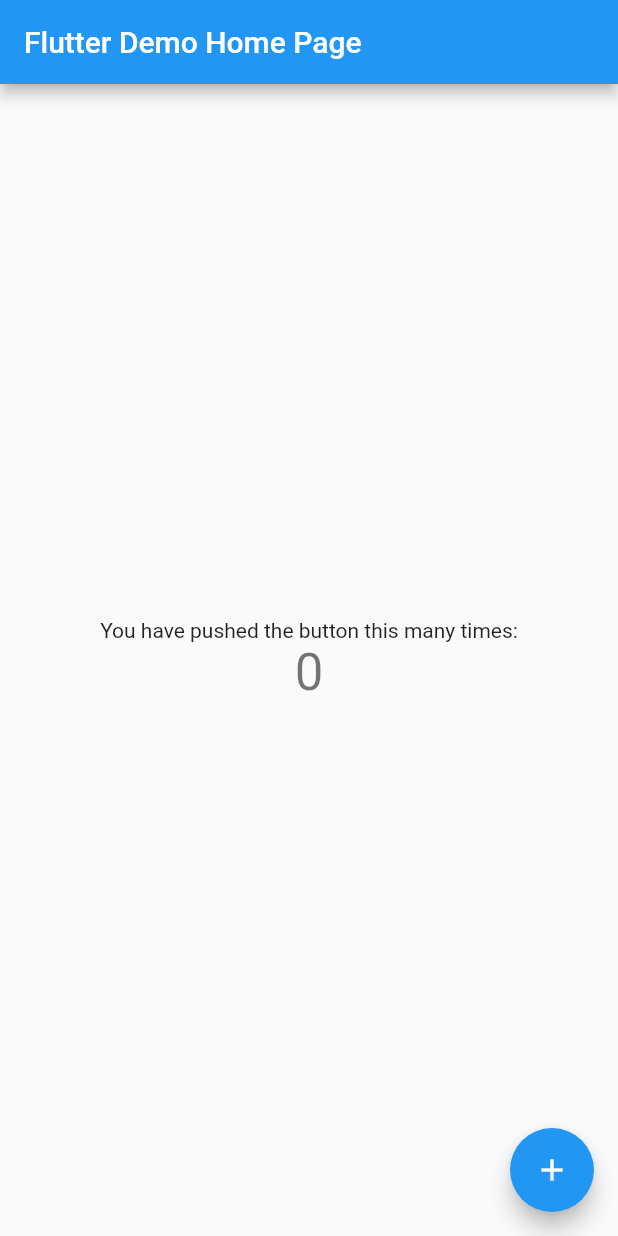
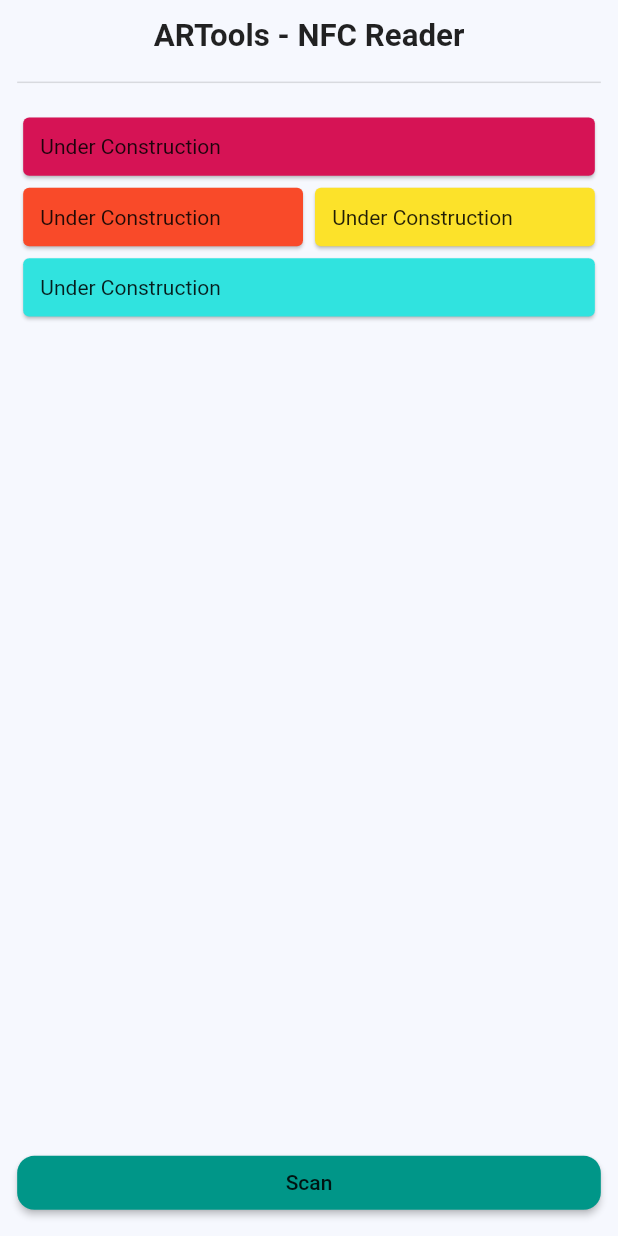
Before and after one commit to arifana-dev/GetX-NFC-Reader, a Flutter app: the screen it shows after launch, on a phone screen of 412 x 824 dp. Run offline on Flutter 3.47's test engine with Material 2 defaults, Android fonts, the phone set to English and light mode, and no system bars; our stand-ins replace flutter_screenutil, get.

Commit message:
Update home UI

```diff
--- a/analysis_options.yaml
+++ b/analysis_options.yaml
@@ -1,29 +1,23 @@
-# This file configures the analyzer, which statically analyzes Dart code to
-# check for errors, warnings, and lints.
-#
-# The issues identified by the analyzer are surfaced in the UI of Dart-enabled
-# IDEs (https://dart.dev/tools#ides-and-editors). The analyzer can also be
-# invoked from the command line by running `flutter analyze`.
-
-# The following line activates a set of recommended lints for Flutter apps,
-# packages, and plugins designed to encourage good coding practices.
 include: package:flutter_lints/flutter.yaml
 
+analyzer:
+  errors:
+    todo: ignore
+    invalid_annotation_target: ignore
+
 linter:
-  # The lint rules applied to this project can be customized in the
-  # section below to disable rules from the `package:flutter_lints/flutter.yaml`
-  # included above or to enable additional rules. A list of all available lints
-  # and their documentation is published at
-  # https://dart-lang.github.io/linter/lints/index.html.
-  #
-  # Instead of disabling a lint rule for the entire project in the
-  # section below, it can also be suppressed for a single line of code
-  # or a specific dart file by using the `// ignore: name_of_lint` and
-  # `// ignore_for_file: name_of_lint` syntax on the line or in the file
-  # producing the lint.
   rules:
-    # avoid_print: false  # Uncomment to disable the `avoid_print` rule
-    # prefer_single_quotes: true  # Uncomment to enable the `prefer_single_quotes` rule
-
-# Additional information about this file can be found at
-# https://dart.dev/guides/language/analysis-options
+    file_names: false
+    flutter_style_todos: true
+    prefer_single_quotes: true
+    ignore_for_file: file_names
+    sort_pub_dependencies: false
+    require_trailing_commas: false
+    prefer_const_constructors: true
+    sort_child_properties_last: true
+    noop_primitive_operations: false
+    always_declare_return_types: true
+    depend_on_referenced_packages: false
+    use_setters_to_change_properties: false
+    avoid_classes_with_only_static_members: false
+    avoid_function_literals_in_foreach_calls: false
--- /dev/null
+++ b/lib/application/app.dart
@@ -0,0 +1,27 @@
+import 'package:flutter/material.dart';
+import 'package:flutter_screenutil/flutter_screenutil.dart';
+import 'package:get/get.dart';
+
+import 'app.routes.dart';
+import 'constants/app_text.dart';
+
+class App extends StatelessWidget {
+  @override
+  Widget build(BuildContext context) {
+    return ScreenUtilInit(
+      designSize: const Size(360, 690),
+      minTextAdapt: true,
+      splitScreenMode: true,
+      builder: (context, child) {
+        return GetMaterialApp(
+          getPages: routes,
+          title: AppInfo.appTitle,
+          initialRoute: Routes.home,
+          themeMode: ThemeMode.light,
+          debugShowCheckedModeBanner: false,
+          defaultTransition: Transition.cupertino,
+        );
+      },
+    );
+  }
+}
--- /dev/null
+++ b/lib/application/app.routes.dart
@@ -0,0 +1,19 @@
+import 'package:get/get.dart';
+
+import '../ui/home/controller/home_binding.dart';
+import '../ui/home/home_view.dart';
+
+List<GetPage<dynamic>> get routes {
+  return [
+    GetPage(
+      name: Routes.home,
+      binding: HomeBinding(),
+      page: () => const HomeView(),
+      transition: Transition.cupertino,
+    ),
+  ];
+}
+
+abstract class Routes {
+  static const home = '/home';
+}
--- /dev/null
+++ b/lib/application/constants/app_text.dart
@@ -0,0 +1,3 @@
+class AppInfo {
+  static String appTitle = 'ARTools - NFC Reader';
+}
--- /dev/null
+++ b/lib/application/constants/colors.dart
@@ -0,0 +1,6 @@
+import 'package:ar_nfc_reader/application/helpers/hex_color.dart';
+import 'package:flutter/material.dart';
+
+class CustomColors {
+  static Color background = HexColor.fromHex('#f6f8fe');
+}
--- /dev/null
+++ b/lib/application/helpers/hex_color.dart
@@ -0,0 +1,18 @@
+import 'dart:ui';
+
+extension HexColor on Color {
+  /// String is in the format "aabbcc" or "ffaabbcc" with an optional leading "#".
+  static Color fromHex(String hexString) {
+    final buffer = StringBuffer();
+    if (hexString.length == 6 || hexString.length == 7) buffer.write('ff');
+    buffer.write(hexString.replaceFirst('#', ''));
+    return Color(int.parse(buffer.toString(), radix: 16));
+  }
+
+  /// Prefixes a hash sign if [leadingHashSign] is set to `true` (default is `true`).
+  String toHex({bool leadingHashSign = true}) => '${leadingHashSign ? '#' : ''}'
+      '${alpha.toRadixString(16).padLeft(2, '0')}'
+      '${red.toRadixString(16).padLeft(2, '0')}'
+      '${green.toRadixString(16).padLeft(2, '0')}'
+      '${blue.toRadixString(16).padLeft(2, '0')}';
+}
--- a/lib/main.dart
+++ b/lib/main.dart
@@ -1,67 +1,9 @@
 import 'package:flutter/material.dart';
 
+import 'application/app.dart';
+
 void main() {
-  runApp(const MyApp());
+  WidgetsFlutterBinding.ensureInitialized();
+
+  runApp(App());
 }
-
-class MyApp extends StatelessWidget {
-  const MyApp({super.key});
-
-  @override
-  Widget build(BuildContext context) {
-    return MaterialApp(
-      title: 'Flutter Demo',
-      theme: ThemeData(
-        primarySwatch: Colors.blue,
-      ),
-      home: const MyHomePage(title: 'Flutter Demo Home Page'),
-    );
-  }
-}
-
-class MyHomePage extends StatefulWidget {
-  const MyHomePage({super.key, required this.title});
-
-  final String title;
-
-  @override
-  State<MyHomePage> createState() => _MyHomePageState();
-}
-
-class _MyHomePageState extends State<MyHomePage> {
-  int _counter = 0;
-
-  void _incrementCounter() {
-    setState(() {
-      _counter++;
-    });
-  }
-
-  @override
-  Widget build(BuildContext context) {
-    return Scaffold(
-      appBar: AppBar(
-        title: Text(widget.title),
-      ),
-      body: Center(
-        child: Column(
-          mainAxisAlignment: MainAxisAlignment.center,
-          children: <Widget>[
-            const Text(
-              'You have pushed the button this many times:',
-            ),
-            Text(
-              '$_counter',
-              style: Theme.of(context).textTheme.headline4,
-            ),
-          ],
-        ),
-      ),
-      floatingActionButton: FloatingActionButton(
-        onPressed: _incrementCounter,
-        tooltip: 'Increment',
-        child: const Icon(Icons.add),
-      ),
-    );
-  }
-}
--- /dev/null
+++ b/lib/ui/home/controller/home_binding.dart
@@ -0,0 +1,10 @@
+import 'package:get/get.dart';
+
+import 'home_controller.dart';
+
+class HomeBinding extends Bindings {
+  @override
+  void dependencies() {
+    Get.lazyPut(() => HomeController());
+  }
+}
--- /dev/null
+++ b/lib/ui/home/controller/home_controller.dart
@@ -0,0 +1,3 @@
+import 'package:get/get.dart';
+
+class HomeController extends GetxController {}
--- /dev/null
+++ b/lib/ui/home/home_view.dart
@@ -0,0 +1,88 @@
+import 'package:ar_nfc_reader/application/constants/colors.dart';
+import 'package:ar_nfc_reader/application/helpers/hex_color.dart';
+import 'package:flutter/material.dart';
+import 'package:flutter_screenutil/flutter_screenutil.dart';
+import 'package:get/get_state_manager/get_state_manager.dart';
+
+import 'controller/home_controller.dart';
+
+class HomeView extends GetView<HomeController> {
+  const HomeView({super.key});
+
+  @override
+  Widget build(BuildContext context) {
+    return Scaffold(
+      backgroundColor: CustomColors.background,
+      body: SafeArea(
+        child: Container(
+          padding: EdgeInsets.all(10.sp),
+          child: Column(
+            children: [
+              Text(
+                'ARTools - NFC Reader',
+                textScaleFactor: 1.3.sp,
+                style: const TextStyle(fontWeight: FontWeight.bold),
+              ),
+              Padding(
+                padding: EdgeInsets.symmetric(vertical: 10.sp),
+                child: const Divider(thickness: 1),
+              ),
+              Expanded(
+                child: ListView(
+                  physics: const BouncingScrollPhysics(),
+                  children: [
+                    Card(
+                      color: HexColor.fromHex('#D61355'),
+                      child: Padding(
+                        padding: EdgeInsets.all(10.sp),
+                        child: const Text('Under Construction'),
+                      ),
+                    ),
+                    Row(
+                      children: [
+                        Expanded(
+                          child: Card(
+                            color: HexColor.fromHex('#F94A29'),
+                            child: Padding(
+                              padding: EdgeInsets.all(10.sp),
+                              child: const Text('Under Construction'),
+                            ),
+                          ),
+                        ),
+                        Expanded(
+                          child: Card(
+                            color: HexColor.fromHex('#FCE22A'),
+                            child: Padding(
+                              padding: EdgeInsets.all(10.sp),
+                              child: const Text('Under Construction'),
+                            ),
+                          ),
+                        ),
+                      ],
+                    ),
+                    Card(
+                      color: HexColor.fromHex('#30E3DF'),
+                      child: Padding(
+                        padding: EdgeInsets.all(10.sp),
+                        child: const Text('Under Construction'),
+                      ),
+                    ),
+                  ],
+                ),
+              ),
+              MaterialButton(
+                onPressed: () {},
+                minWidth: double.infinity,
+                shape: RoundedRectangleBorder(
+                  borderRadius: BorderRadius.circular(10.sp),
+                ),
+                color: Colors.teal,
+                child: const Text('Scan'),
+              )
+            ],
+          ),
+        ),
+      ),
+    );
+  }
+}
```
Also changed, not shown: pubspec.yaml (+5 -4 lines), pubspec.lock, 9 other files.
